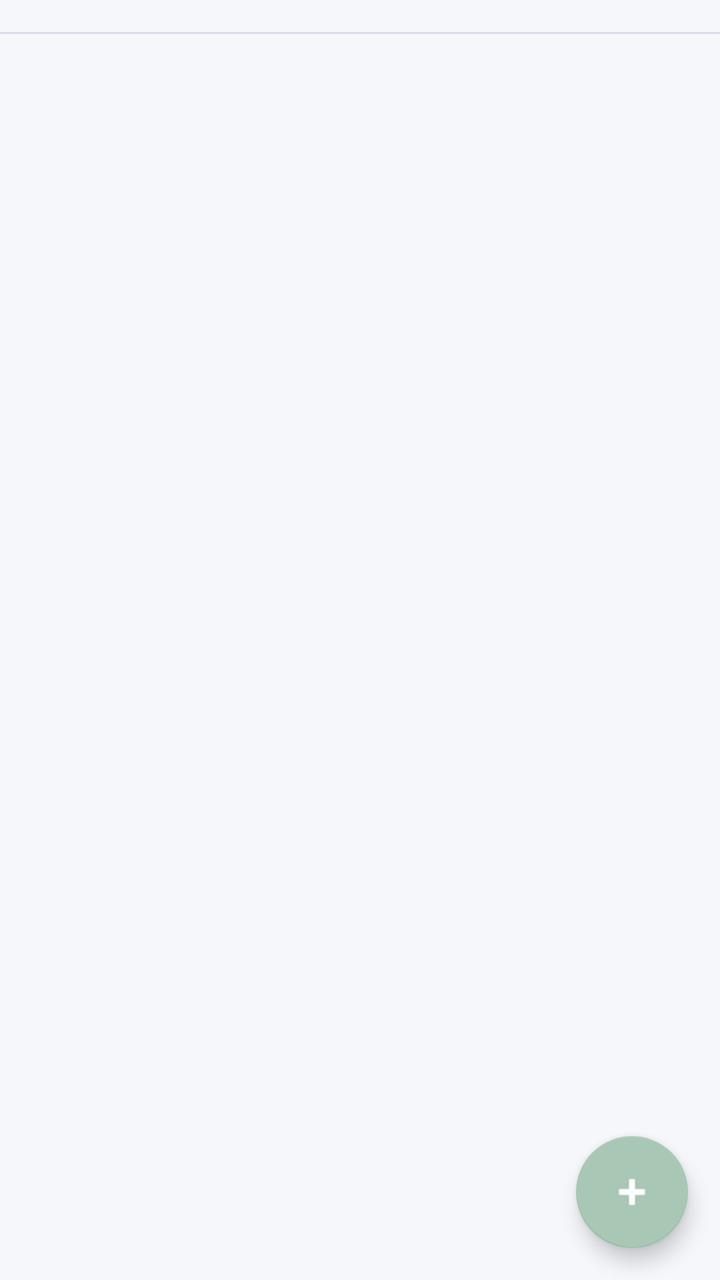
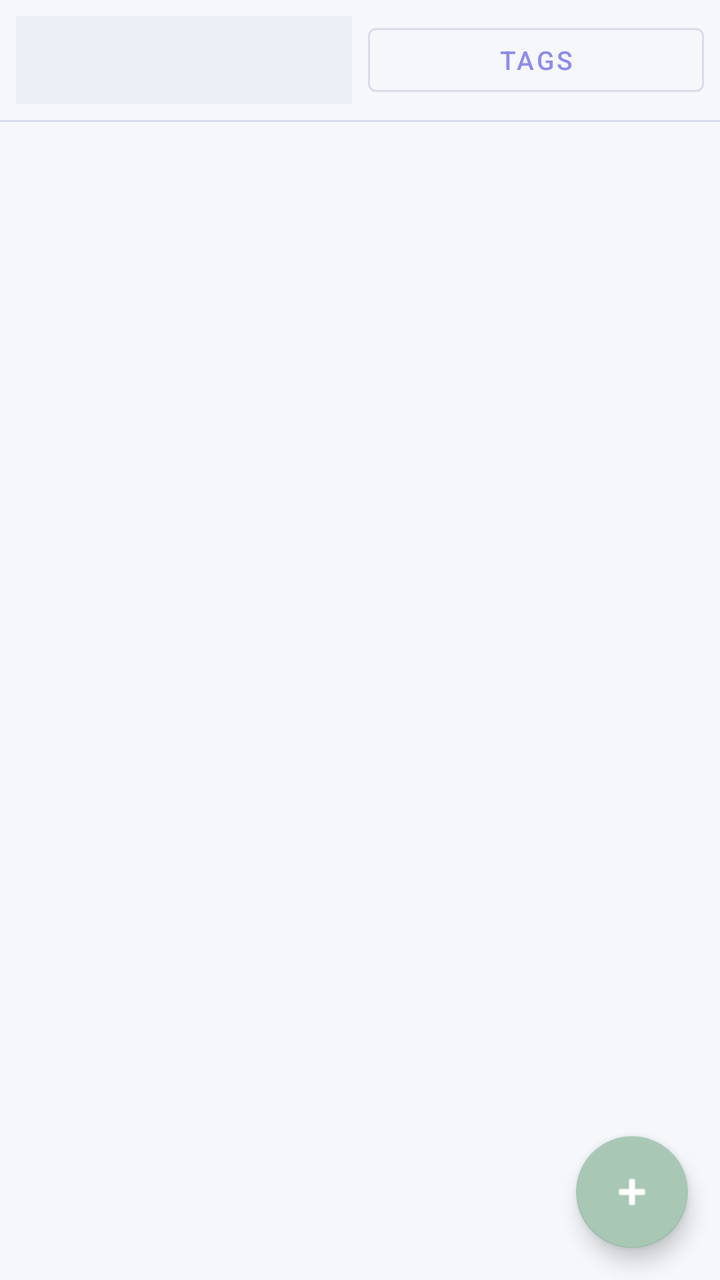

Before-and-after screenshots of an Android layout around one commit, followed by the original layout XML and the change that was made.
<!-- AndroidManifest.xml: application theme Theme.AstroDiary -->
<!-- res/layout/fragment_event_list.xml -->
<?xml version="1.0" encoding="utf-8"?>
<androidx.coordinatorlayout.widget.CoordinatorLayout
    xmlns:android="http://schemas.android.com/apk/res/android"
    xmlns:app="http://schemas.android.com/apk/res-auto"
    android:layout_width="match_parent"
    android:layout_height="match_parent"
    android:background="@color/background_dark">

    <LinearLayout
        android:layout_width="match_parent"
        android:layout_height="match_parent"
        android:orientation="vertical">

        <HorizontalScrollView
            android:layout_width="match_parent"
            android:layout_height="wrap_content"
            android:scrollbars="none">

            <com.google.android.material.chip.ChipGroup
                android:id="@+id/chipGroupTags"
                android:layout_width="wrap_content"
                android:layout_height="wrap_content"
                android:padding="8dp"
                app:singleSelection="true" />

        </HorizontalScrollView>

        <View
            android:layout_width="match_parent"
            android:layout_height="1dp"
            android:background="@color/divider" />

        <androidx.recyclerview.widget.RecyclerView
            android:id="@+id/recyclerView"
            android:layout_width="match_parent"
            android:layout_height="0dp"
            android:layout_weight="1"
            android:clipToPadding="false"
            android:paddingBottom="80dp" />

    </LinearLayout>

    <ProgressBar
        android:id="@+id/progressBar"
        android:layout_width="wrap_content"
        android:layout_height="wrap_content"
        android:layout_gravity="center"
        android:visibility="gone" />

    <TextView
        android:id="@+id/emptyText"
        android:layout_width="wrap_content"
        android:layout_height="wrap_content"
        android:layout_gravity="center"
        android:text="@string/no_events"
        android:textColor="@color/text_secondary"
        android:textSize="16sp"
        android:visibility="gone" />

    <com.google.android.material.floatingactionbutton.FloatingActionButton
        android:id="@+id/fab"
        android:layout_width="wrap_content"
        android:layout_height="wrap_content"
        android:layout_gravity="bottom|end"
        android:layout_margin="16dp"
        android:contentDescription="@string/add_event"
        app:srcCompat="@android:drawable/ic_input_add" />

</androidx.coordinatorlayout.widget.CoordinatorLayout>
<!-- resources referenced by this layout -->
<resources>
  <color name="background_dark">#F5F7FB</color>
  <color name="divider">#D8DDED</color>
  <color name="text_secondary">#6D7691</color>
  <string name="add_event">Add Event</string>
  <string name="no_events">No events yet. Tap + to add.</string>
  <style name="Theme.AstroDiary" parent="Theme.MaterialComponents.Light.NoActionBar">
          <item name="colorPrimary">@color/md_theme_dark_primary</item>
          <item name="colorPrimaryVariant">@color/md_theme_dark_primaryContainer</item>
          <item name="colorOnPrimary">@color/md_theme_dark_onPrimary</item>
          <item name="colorSecondary">@color/md_theme_dark_secondary</item>
          <item name="colorSecondaryVariant">@color/md_theme_dark_secondaryContainer</item>
          <item name="colorOnSecondary">@color/md_theme_dark_onSecondary</item>
          <item name="colorError">@color/md_theme_dark_error</item>
          <item name="colorOnError">@color/md_theme_dark_onError</item>
          <item name="android:colorBackground">@color/md_theme_dark_background</item>
          <item name="colorOnBackground">@color/md_theme_dark_onBackground</item>
          <item name="colorSurface">@color/md_theme_dark_surface</item>
          <item name="colorOnSurface">@color/md_theme_dark_onSurface</item>
          <item name="android:statusBarColor">@color/md_theme_dark_primary</item>
          <item name="android:navigationBarColor">@color/md_theme_dark_background</item>
          <item name="android:windowBackground">@color/md_theme_dark_background</item>
      </style>
  <color name="md_theme_dark_primary">#8E8CEB</color>
  <color name="md_theme_dark_primaryContainer">#E8E6F5</color>
  <color name="md_theme_dark_onPrimary">#FFFFFF</color>
  <color name="md_theme_dark_secondary">#A8C7B5</color>
  <color name="md_theme_dark_secondaryContainer">#DDEBFA</color>
  <color name="md_theme_dark_onSecondary">#FFFFFF</color>
  <color name="md_theme_dark_error">#B3261E</color>
  <color name="md_theme_dark_onError">#FFFFFF</color>
  <color name="md_theme_dark_background">#F5F7FB</color>
  <color name="md_theme_dark_onBackground">#3A4258</color>
  <color name="md_theme_dark_surface">#E8E6F5</color>
  <color name="md_theme_dark_onSurface">#3A4258</color>
</resources>

<!-- the commit's change to res/layout/fragment_event_list.xml (unified diff, before → after) -->
@@ -11,19 +11,34 @@
         android:layout_height="match_parent"
         android:orientation="vertical">
 
-        <HorizontalScrollView
+        <LinearLayout
             android:layout_width="match_parent"
             android:layout_height="wrap_content"
-            android:scrollbars="none">
+            android:orientation="horizontal"
+            android:gravity="center_vertical"
+            android:padding="8dp">
 
-            <com.google.android.material.chip.ChipGroup
-                android:id="@+id/chipGroupTags"
-                android:layout_width="wrap_content"
-                android:layout_height="wrap_content"
-                android:padding="8dp"
-                app:singleSelection="true" />
+            <Spinner
+                android:id="@+id/spinnerPerson"
+                android:layout_width="0dp"
+                android:layout_weight="1"
+                android:layout_height="44dp"
+                android:layout_marginEnd="4dp"
+                android:background="@color/surface_variant"
+                android:padding="8dp" />
 
-        </HorizontalScrollView>
+            <Button
+                android:id="@+id/buttonTags"
+                style="@style/Widget.MaterialComponents.Button.OutlinedButton"
+                android:layout_width="0dp"
+                android:layout_weight="1"
+                android:layout_height="44dp"
+                android:layout_marginStart="4dp"
+                android:textSize="13sp"
+                app:strokeColor="@color/card_stroke"
+                android:text="@string/filter_tags" />
+
+        </LinearLayout>
 
         <View
             android:layout_width="match_parent"
<!-- resource entries referenced after the edit -->
@@ -1,9 +1,12 @@
 <!-- resources referenced by this layout -->
 <resources>
   <color name="background_dark">#F5F7FB</color>
+  <color name="card_stroke">#D8DDED</color>
   <color name="divider">#D8DDED</color>
+  <color name="surface_variant">#ECEFF6</color>
   <color name="text_secondary">#6D7691</color>
   <string name="add_event">Add Event</string>
+  <string name="filter_tags">Tags</string>
   <string name="no_events">No events yet. Tap + to add.</string>
   <style name="Theme.AstroDiary" parent="Theme.MaterialComponents.Light.NoActionBar">
           <item name="colorPrimary">@color/md_theme_dark_primary</item>
@@ -18,9 +21,12 @@
           <item name="colorOnBackground">@color/md_theme_dark_onBackground</item>
           <item name="colorSurface">@color/md_theme_dark_surface</item>
           <item name="colorOnSurface">@color/md_theme_dark_onSurface</item>
-          <item name="android:statusBarColor">@color/md_theme_dark_primary</item>
-          <item name="android:navigationBarColor">@color/md_theme_dark_background</item>
+          
+          <item name="android:statusBarColor">@color/surface_dark</item>
+          <item name="android:navigationBarColor">@color/surface_dark</item>
           <item name="android:windowBackground">@color/md_theme_dark_background</item>
+          
+          <item name="android:windowLightStatusBar">true</item>
       </style>
   <color name="md_theme_dark_primary">#8E8CEB</color>
   <color name="md_theme_dark_primaryContainer">#E8E6F5</color>
@@ -34,5 +40,6 @@
   <color name="md_theme_dark_onBackground">#3A4258</color>
   <color name="md_theme_dark_surface">#E8E6F5</color>
   <color name="md_theme_dark_onSurface">#3A4258</color>
+  <color name="surface_dark">#E8E6F5</color>
 </resources>
 
